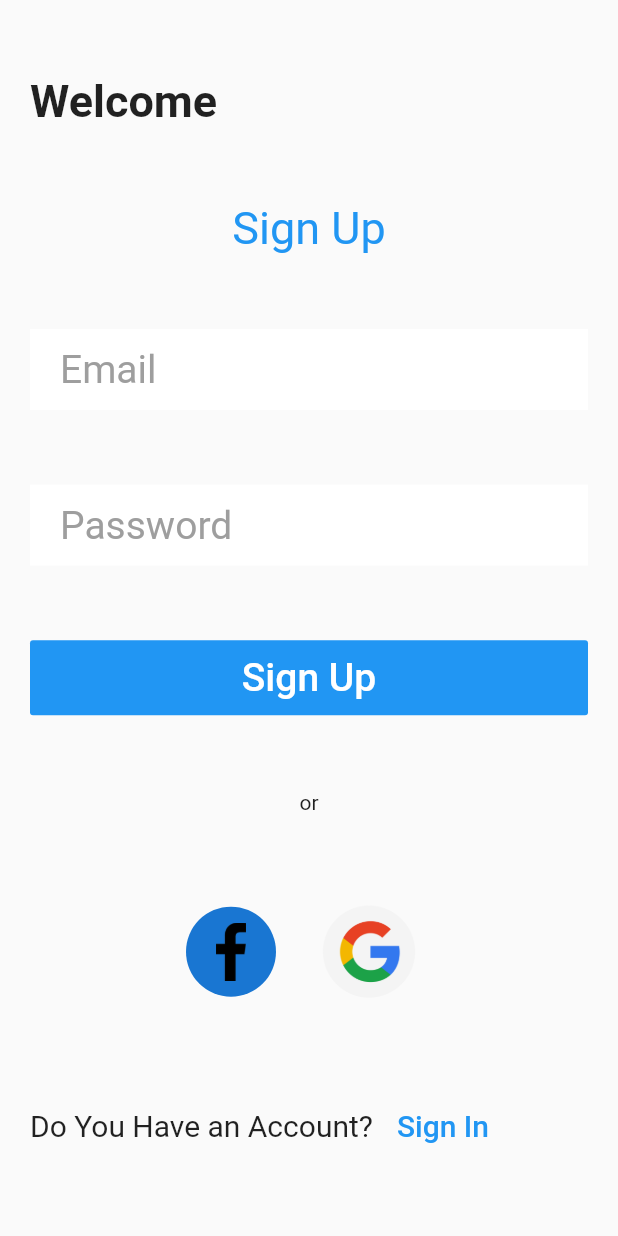
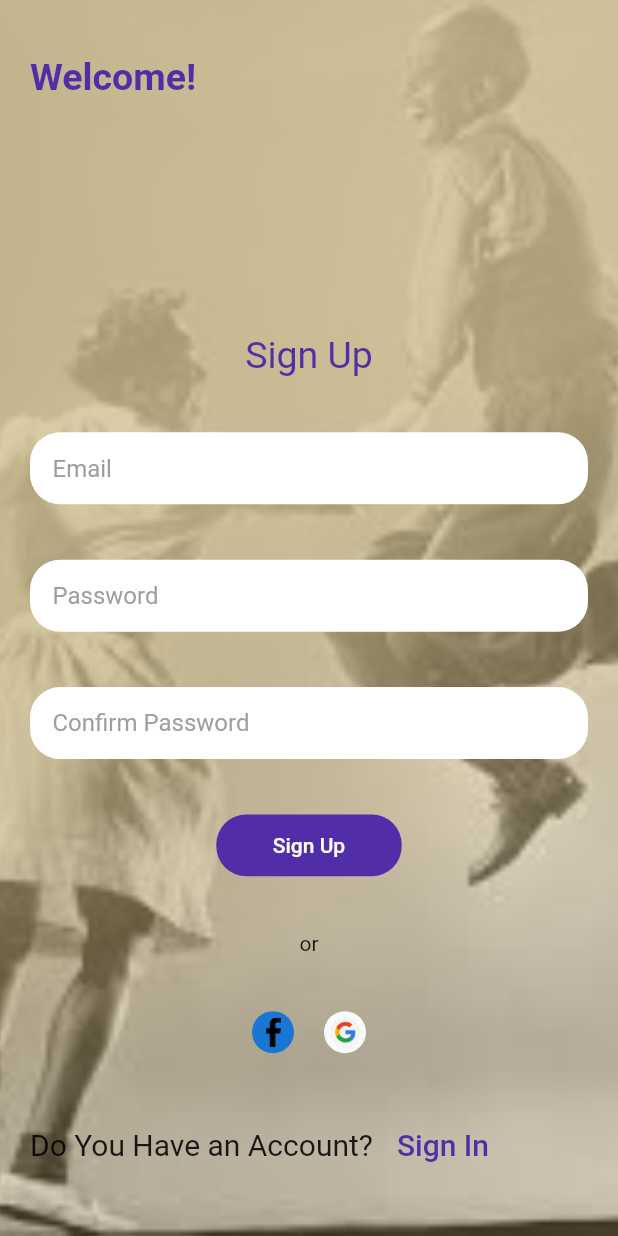
Before and after one commit to FredAPP/lindy, a Flutter app: the screen it shows after launch, after a tap on "Sign Up", on a phone screen of 412 x 824 dp. Run offline on Flutter 3.47's test engine with Material 2 defaults, Android fonts, the phone set to English and light mode, and no system bars; network calls fail; statements that could not run were skipped.

Commit message:
Refactoring pagina signup

```diff
--- a/lib/pages/login.dart
+++ b/lib/pages/login.dart
@@ -79,7 +79,7 @@ class LoginPage extends StatelessWidget {
                             child: TextField(
                               decoration: InputDecoration(
                                 border: InputBorder.none,
-                                hintText: 'Username',
+                                hintText: 'Email',
                                 hintStyle:
                                     TextStyle(color: Colors.grey, fontSize: 16),
                               ),
--- a/lib/pages/signup.dart
+++ b/lib/pages/signup.dart
@@ -6,10 +6,44 @@ import 'package:telalogin/pages/login.dart';
 class SignupPage extends StatelessWidget {
   @override
   Widget build(BuildContext context) {
+    var screenSize = MediaQuery.of(context).size;
+    var height = screenSize.height;
+    var width = screenSize.width;
     return SafeArea(
       child: Scaffold(
         backgroundColor: Colors.grey[50],
-        body: Padding(
+        body: Stack(
+          children: [
+            Stack(
+              children: [
+                Container(
+                    height: height,
+                    width: width,
+                    child: Image(
+                      fit: BoxFit.cover,
+                      image: AssetImage("assets/images/background.jpeg"),
+                    )),
+                Container(
+                  height: height,
+                  width: width,
+                  decoration: BoxDecoration(
+                    gradient: LinearGradient(
+                      begin: Alignment.topLeft,
+                      end: Alignment.bottomRight,
+                      stops: [
+                        0.4,
+                        0.8,
+                      ],
+                      colors: [
+                        Color.fromRGBO(210, 193, 144, 0.8),
+                        Color.fromRGBO(200, 173, 112, 0.3),
+                      ],
+                    ),
+                  ),
+                ),
+              ],
+            ),
+            Padding(
               padding: EdgeInsets.symmetric(
                 horizontal: 20,
               ),
@@ -18,49 +52,81 @@ class SignupPage extends StatelessWidget {
                 children: [
                   Align(
                     alignment: Alignment.topLeft,
-                child: Text('Welcome',
-                    style:
-                        TextStyle(fontSize: 30, fontWeight: FontWeight.bold)),
+                    child: Text('Welcome!',
+                        style: TextStyle(
+                          fontSize: 25,
+                          fontWeight: FontWeight.bold,
+                          color: Colors.deepPurple[700],
+                        )),
                   ),
-              Text('Sign Up',
-                  style: TextStyle(fontSize: 30, color: Colors.blue)),
+                  SizedBox(
+                    height: width * 0.2,
+                    width: width * 0.2,
+                  ),
+                  Text(
+                    'Sign Up',
+                    style: TextStyle(
+                      fontSize: 25,
+                      color: Colors.deepPurple[700],
+                    ),
+                  ),
                   Container(
-                padding: EdgeInsets.only(left: 20),
+                    decoration: BoxDecoration(
                         color: Colors.white,
+                        borderRadius: BorderRadius.circular(20)),
+                    padding: EdgeInsets.only(left: 15),
                     child: TextField(
                       decoration: InputDecoration(
                         border: InputBorder.none,
                         hintText: 'Email',
-                    hintStyle: TextStyle(color: Colors.grey, fontSize: 26),
+                        hintStyle: TextStyle(color: Colors.grey, fontSize: 16),
                       ),
                     ),
                   ),
                   Container(
-                padding: EdgeInsets.only(left: 20),
+                    decoration: BoxDecoration(
                         color: Colors.white,
+                        borderRadius: BorderRadius.circular(20)),
+                    padding: EdgeInsets.only(left: 15),
                     child: TextField(
                       decoration: InputDecoration(
                         border: InputBorder.none,
                         hintText: 'Password',
-                    hintStyle: TextStyle(color: Colors.grey, fontSize: 26),
+                        hintStyle: TextStyle(color: Colors.grey, fontSize: 16),
                       ),
                     ),
                   ),
-              Column(
-                children: [
                   Container(
-                    width: double.infinity,
-                    height: 50,
-                    child: FlatButton(
-                      color: Colors.blue,
-                      onPressed: () {},
-                      child: Text(
-                        'Sign Up',
-                        style: TextStyle(color: Colors.white, fontSize: 26),
+                    decoration: BoxDecoration(
+                        color: Colors.white,
+                        borderRadius: BorderRadius.circular(20)),
+                    padding: EdgeInsets.only(left: 15),
+                    child: TextField(
+                      decoration: InputDecoration(
+                        border: InputBorder.none,
+                        hintText: 'Confirm Password',
+                        hintStyle: TextStyle(color: Colors.grey, fontSize: 16),
                       ),
                     ),
                   ),
-                ],
+                  Container(
+                    decoration: BoxDecoration(
+                        color: Colors.deepPurple[700],
+                        borderRadius: BorderRadius.circular(20)),
+                    width: width * 0.3,
+                    // margin: EdgeInsets.symmetric(vertical: 20),
+                    height: height * 0.05,
+                    child: FlatButton(
+                      onPressed: () {
+                        Navigator.of(context).push(MaterialPageRoute(
+                          builder: (context) => LoginPage(),
+                        ));
+                      },
+                      child: Text(
+                        'Sign Up',
+                        style: TextStyle(color: Colors.white, fontSize: 14),
+                      ),
+                    ),
                   ),
                   Text('or'),
                   Row(
@@ -69,11 +135,13 @@ class SignupPage extends StatelessWidget {
                       GestureDetector(
                         onTap: () {},
                         child: CircleAvatar(
+                          radius: 14,
                           child: Container(
-                          width: 20,
+                              width: 10,
                               child: Image(
-                              image: AssetImage('assets/icons/facebook.png'))),
-                      radius: 30,
+                                  fit: BoxFit.fitWidth,
+                                  image:
+                                      AssetImage('assets/icons/facebook.png'))),
                         ),
                       ),
                       SizedBox(
@@ -82,32 +150,43 @@ class SignupPage extends StatelessWidget {
                       GestureDetector(
                         onTap: () {},
                         child: CircleAvatar(
-                      child:
-                          Image(image: AssetImage('assets/icons/google.png')),
-                      radius: 42,
+                          radius: 14,
                           backgroundColor: Colors.grey[50],
+                          child: Image(
+                              image: AssetImage('assets/icons/google.png')),
                         ),
                       )
                     ],
                   ),
                   Row(
                     children: [
-                  Text('Do You Have an Account?',
-                      style: TextStyle(fontSize: 20)),
+                      Text(
+                        'Do You Have an Account?',
+                        style: TextStyle(fontSize: 20),
+                      ),
                       FlatButton(
                         onPressed: () {
-                      Navigator.of(context).push(MaterialPageRoute(
+                          Navigator.of(context).push(
+                            MaterialPageRoute(
                               builder: (context) => LoginPage(),
-                      ));
+                            ),
+                          );
                         },
-                    child: Text('Sign In',
-                        style: TextStyle(fontSize: 20, color: Colors.blue)),
+                        child: Text(
+                          'Sign In',
+                          style: TextStyle(
+                            fontSize: 20,
+                            color: Colors.deepPurple[700],
+                          ),
+                        ),
                       ),
                     ],
                   )
                 ],
               ),
             ),
+          ],
+        ),
       ),
     );
   }
```
Also changed, not shown: pubspec.lock. Lines whose indentation alone changed are shown as unchanged.
